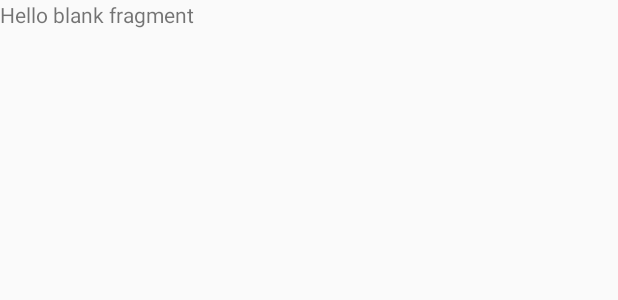
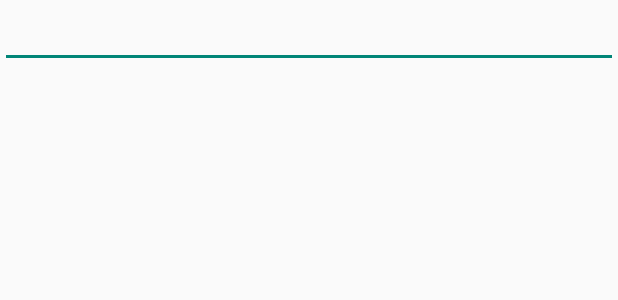
Before and after one commit to ceronvgabriel/TableroElectronico, an Android app: the layout fragment_text.xml on its own in the app's theme, with its tools: preview values and no code run, on a phone screen of 412 x 824 dp. Shown: the top 300 px of the screen. Run offline under Robolectric (Android 15) with nearby library versions, the phone set to English and light mode, and no system bars.

Commit message:
Gabriel1

```diff
--- a/app/src/main/java/com/example/javierviveros/tableroelectronico/TextDialog.java
+++ b/app/src/main/java/com/example/javierviveros/tableroelectronico/TextDialog.java
@@ -1,6 +1,12 @@
 package com.example.javierviveros.tableroelectronico;
 
+import android.app.Dialog;
+import android.content.DialogInterface;
+import android.os.Bundle;
+import android.support.annotation.NonNull;
 import android.support.v4.app.DialogFragment;
+import android.support.v7.app.AlertDialog;
+import android.widget.Toast;
 
 
 /*
--- a/app/src/main/res/layout/fragment_text.xml
+++ b/app/src/main/res/layout/fragment_text.xml
@@ -3,8 +3,8 @@
     android:layout_height="match_parent"
     tools:context="com.example.javierviveros.tableroelectronico.TextDialog">
 
-    <!-- TODO: Update blank fragment layout -->
-    <TextView android:layout_width="match_parent" android:layout_height="match_parent"
-        android:text="@string/hello_blank_fragment" />
+    <EditText
+        android:layout_width="match_parent"
+        android:layout_height="wrap_content" />
 
 </FrameLayout>
--- a/app/src/main/res/values/strings.xml
+++ b/app/src/main/res/values/strings.xml
@@ -11,6 +11,7 @@
 
 
     <string name="selectSpeed">Velocidad del Mensaje</string>
+    <string name="selectDirection">Direccion del Mensaje</string>
 
     <string-array name="speedItems">
         <item>Muy Baja</item>
@@ -19,5 +20,10 @@
         <item>Alta</item>
     </string-array>
 
+    <string-array name="directionItems">
+        <item>Izquierda</item>
+        <item>Derecha</item>
+    </string-array>
+
 
 </resources>
```
Also changed, not shown: app/src/main/java/com/example/javierviveros/tableroelectronico/DirectionDialog.java (+30 -0 lines), 1 other file.
